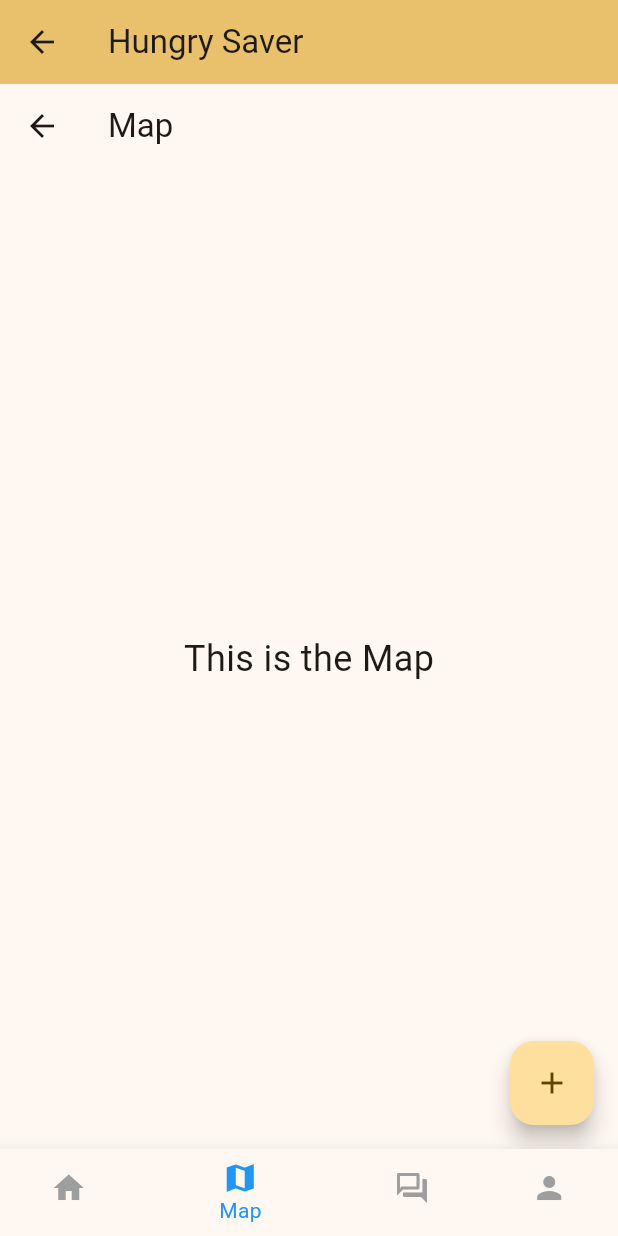
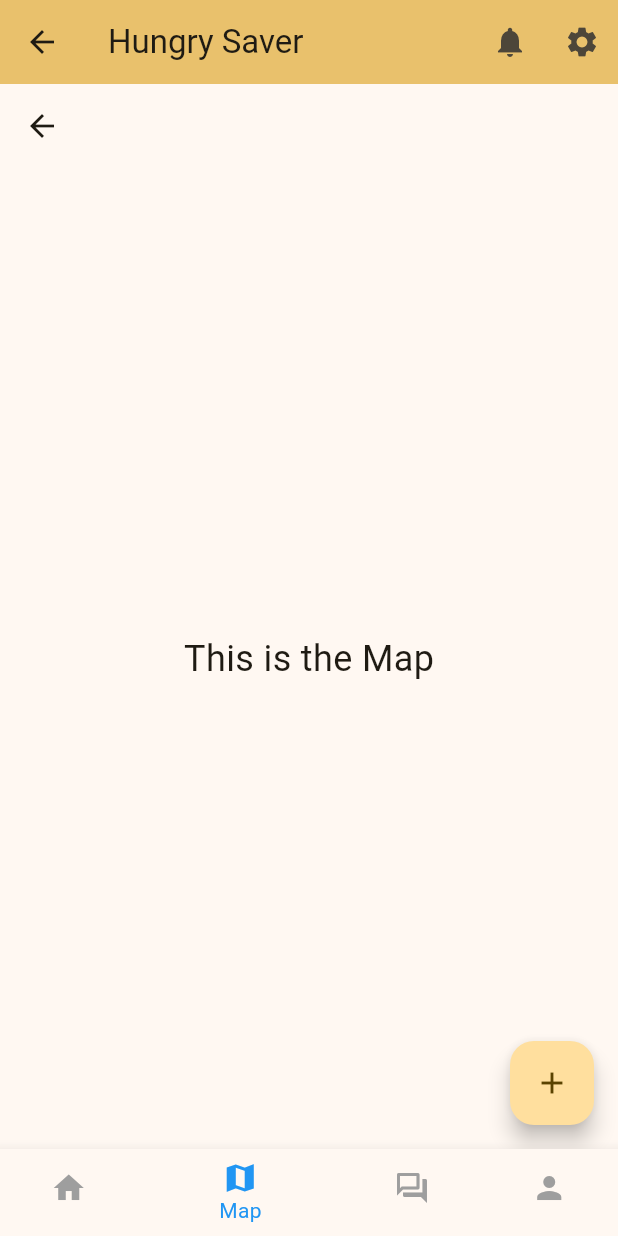
Before and after one commit to Simp1e6/hackathonX_app, a Flutter app: the MyHomePage screen opened by its route, item 2 of the bottom bar chosen, on a phone screen of 412 x 824 dp. Run offline on Flutter 3.47's test engine with Material 3 defaults, Android fonts, the light colour scheme and no system bars; network calls fail.

Commit message:
add 2 icons

```diff
--- a/hackathonX_app/lib/main.dart
+++ b/hackathonX_app/lib/main.dart
@@ -1,6 +1,6 @@
 import 'package:flutter/material.dart';
 import 'register.dart'; // Import your register page
-import 'login.dart'; //Import login page
+import 'login.dart'; // Import login page
 import 'map.dart'; // Import your map page file
 import 'forumCommunity.dart'; // Import your forum community page file
 import 'profile.dart'; // Import your profile page file
@@ -66,6 +66,20 @@ class _MyHomePageState extends State<MyHomePage> {
       appBar: AppBar(
         backgroundColor: Theme.of(context).colorScheme.inversePrimary,
         title: Text(widget.title),
+        actions: [
+          IconButton(
+            icon: const Icon(Icons.notifications),
+            onPressed: () {
+              // Handle notification button press
+            },
+          ),
+          IconButton(
+            icon: const Icon(Icons.settings),
+            onPressed: () {
+              // Handle setting button press
+            },
+          ),
+        ],
       ),
       body: IndexedStack(
         index: _selectedIndex,
--- a/hackathonX_app/lib/map.dart
+++ b/hackathonX_app/lib/map.dart
@@ -9,7 +9,7 @@ class Map extends StatelessWidget {
   Widget build(BuildContext context) {
     return Scaffold(
       appBar: AppBar(
-        title: Text(title),
+        title: Text(''),
       ),
       body: Center(
         child: Text(
```
